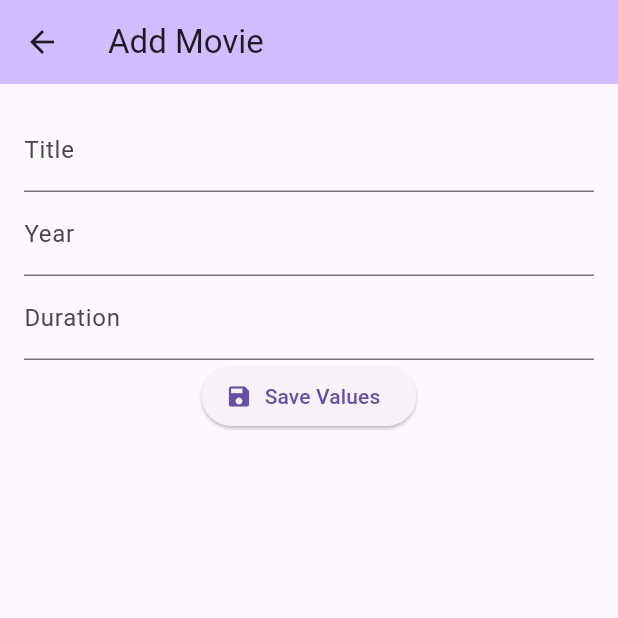
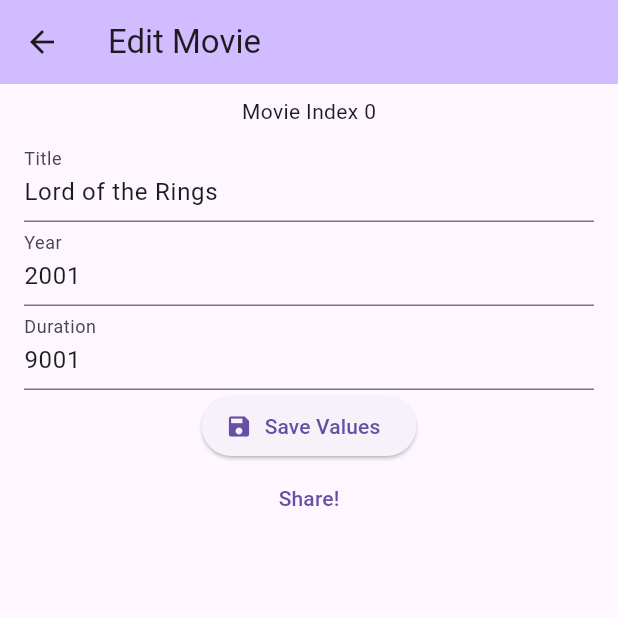
Before and after one commit to lfwells/kit305-flutter-week-13-live-code, a Flutter app: the screen it shows after launch, after a tap on "Lord of the Rings", on a phone screen of 412 x 824 dp, the top half of it. Run offline on Flutter 3.47's test engine with Material 3 defaults, Android fonts, the phone set to English and light mode, and no system bars; network calls fail.

Commit message:
Live code done

```diff
--- a/lib/main.dart
+++ b/lib/main.dart
@@ -15,14 +15,17 @@ class MyApp extends StatelessWidget
 
   @override
   Widget build(BuildContext context) {
-    //TODO: provide the model
+
     //BEGIN: the old MyApp builder from last week
-    return MaterialApp(
+    return ChangeNotifierProvider(
+      create: (BuildContext context) { return MovieModel(); },
+      child: MaterialApp(
         title: 'Database Tutorial',
         theme: ThemeData(
           primarySwatch: Colors.blue,
         ),
-      home: const MyHomePage(title: 'Database Tutorial')
+        home: const MyHomePage(title: 'Week 13 Lecture')
+      ),
     );
     //END: the old MyApp builder from last week
   }
@@ -41,19 +44,26 @@ class MyHomePage extends StatefulWidget
 
 class _MyHomePageState extends State<MyHomePage>
 {
+  //TODO: consume the model
+
   @override
   Widget build(BuildContext context)
   {
-    //TODO: consume the model
-    var movies = [
-      Movie(title:"Lord of the Rings", year:2001, duration:9001, image:"https://upload.wikimedia.org/wikipedia/en/f/fb/Lord_Rings_Fellowship_Ring.jpg"),
-      Movie(title:"The Matrix", year:1999, duration:150, image:"https://upload.wikimedia.org/wikipedia/en/c/c1/The_Matrix_Poster.jpg")
-    ];
-
     return Scaffold(
       appBar: AppBar(
         title: Text(widget.title),
         backgroundColor: Theme.of(context).colorScheme.inversePrimary,
+        actions: [
+          IconButton(
+            icon: const Icon(Icons.add),
+            onPressed: () {
+              Navigator.push(context, MaterialPageRoute(
+                  builder: (context) {
+                    return const MovieDetails(id: -1);
+                  }));
+            },
+          )
+        ]
       ),
 
       body: Center(
@@ -63,11 +73,41 @@ class _MyHomePageState extends State<MyHomePage>
 
             //YOUR UI HERE
             Expanded(
-              child: ListView.builder(
-                  itemBuilder: (_, index) {
+              child: Consumer<MovieModel>(
+                builder: (context, movieModelInstance, _)
+                {
+                  return ListView.builder(
+                    itemBuilder: buildTile,
+                    itemCount: movieModelInstance.items.length
+                  );
+                }
+              ),
+            )
+          ],
+        ),
+      ),
+    );
+  }
+
+  Widget? buildTile(context, index)
+  {
+    return Consumer<MovieModel>(
+      builder: (context, movieModelInstance, _)
+      {
+        //get the movie for the index
+        var movies = movieModelInstance.items;
         var movie = movies[index];
+
+        //return a list tile
         var image = movie.image;
-                    return ListTile(
+        //return Text(movie.title);
+        return Dismissible(
+          key: Key(index.toString()),
+          onDismissed: (direction) {
+            movieModelInstance.delete(movie);
+          },
+          background: Container(color: Colors.red),
+          child: ListTile(
             title: Text(movie.title),
             subtitle: Text("${movie.year} - ${movie.duration} Minutes"),
             leading: image != null ? Image.network(image) : null,
@@ -78,14 +118,9 @@ class _MyHomePageState extends State<MyHomePage>
                     return MovieDetails(id: index);
                   }));
             },
+          ),
         );
       },
-                  itemCount: movies.length
-              ),
-            )
-          ],
-        ),
-      ),
     );
   }
 }
--- a/lib/movie.dart
+++ b/lib/movie.dart
@@ -8,17 +8,44 @@ class Movie
   String? image;
 
   Movie({required this.title, required this.year, required this.duration, this.image});
+
+  Movie.fromJson(Map<String, dynamic> json)
+      :
+        title = json['title'],
+        year = json['year'],
+        duration = json['duration'];
+
+  Map<String, dynamic> toJson() =>
+      {
+        'title': title,
+        'year': year,
+        'duration' : duration
+      };
 }
 
-class MovieModel extends ChangeNotifier {
+class MovieModel extends ChangeNotifier
+{
   /// Internal, private state of the list.
   final List<Movie> items = [];
 
   //Normally a model would get from a database here, we are just hardcoding some data for this week
   MovieModel()
   {
-    //add(Movie(title:"Lord of the Rings", year:2001, duration:9001, image:"https://upload.wikimedia.org/wikipedia/en/f/fb/Lord_Rings_Fellowship_Ring.jpg"));
-    //add(Movie(title:"The Matrix", year:1999, duration:150, image:"https://upload.wikimedia.org/wikipedia/en/c/c1/The_Matrix_Poster.jpg"));
+    //this is where you would fetch() normally
+
+    add(Movie(title:"Lord of the Rings", year:2001, duration:9001, image:"https://upload.wikimedia.org/wikipedia/en/f/fb/Lord_Rings_Fellowship_Ring.jpg"));
+    add(Movie(title:"The Matrix", year:1999, duration:150, image:"https://upload.wikimedia.org/wikipedia/en/c/c1/The_Matrix_Poster.jpg"));
+
+    var aMovie = items[0];
+
+    //serialize it
+    var movieToJsonString = aMovie.toJson().toString();
+    print(movieToJsonString);
+
+    //deserialize it
+    var movieFromJson = Movie.fromJson({"title": "whatever", "year": 78678687678, "duration": 9001});
+    print(movieFromJson);
+    print(movieFromJson.year);
   }
 
   void add(Movie item) {
@@ -29,6 +56,22 @@ class MovieModel extends ChangeNotifier {
   // This call tells the widgets that are listening to this model to rebuild.
   void update()
   {
-    notifyListeners();
+    notifyListeners(); //notify all the consumers (rebuilds them)
+  }
+
+  void edit(Movie movie, { required int atIndex })
+  {
+    //used copilot here:
+    //check if the index is valid
+    if (atIndex < 0 || atIndex >= items.length) return;
+
+    items[atIndex] = movie;
+    update();
+  }
+
+  void delete(Movie movie)
+  {
+    items.remove(movie);
+    update();
   }
 }
--- a/lib/movie_details.dart
+++ b/lib/movie_details.dart
@@ -2,6 +2,8 @@ import 'package:flutter/material.dart';
 import 'package:provider/provider.dart';
 
 import 'movie.dart';
+
+//import 'package:share_plus/share_plus.dart';
 
 class MovieDetails extends StatefulWidget
 {
@@ -15,19 +17,22 @@ class MovieDetails extends StatefulWidget
 
 class _MovieDetailsState extends State<MovieDetails> {
 
-  final _formKey = GlobalKey<FormState>();
   final titleController = TextEditingController();
   final yearController = TextEditingController();
   final durationController = TextEditingController();
 
+  final formKey = GlobalKey<FormState>();
+
   @override
   Widget build(BuildContext context)
   {
-    //TODO: read the movie from the model
-    Movie? movie = null;//widget.id != -1 ? movies[widget.id] : null;
+    //get the movie for the index
+    var movieModelInstance = Provider.of<MovieModel>(context, listen: false);
+    var movies = movieModelInstance.items;
+    Movie? movie = widget.id != -1 ? movies[widget.id] : null;
 
     var adding = movie == null;
-    if (!adding) {
+    if (!adding) { //we are editing
       titleController.text = movie.title;
       yearController.text = movie.year.toString();
       durationController.text = movie.duration.toString();
@@ -36,58 +41,106 @@ class _MovieDetailsState extends State<MovieDetails> {
     return Scaffold(
         appBar: AppBar(
           title: Text(adding ? "Add Movie" : "Edit Movie"),
-          backgroundColor: Theme.of(context).colorScheme.inversePrimary,
+          backgroundColor: Theme
+              .of(context)
+              .colorScheme
+              .inversePrimary,
         ),
-        body: Padding(
+        body: Form(
+          key: formKey,
+          child: Padding(
               padding: const EdgeInsets.all(8),
               child: Column(
                   mainAxisAlignment: MainAxisAlignment.start,
                   children: <Widget>[
-                  if (adding == false) Text("Movie Index ${widget.id}"), //check out this dart syntax, lets us do an if as part of an argument list
+                    if (adding == false) Text("Movie Index ${widget.id}"),
+                    //check out this dart syntax, lets us do an if as part of an argument list
                     Padding(
                       padding: const EdgeInsets.all(8.0),
                       child: Column(
                         children: <Widget>[
+
                           TextFormField(
                             decoration: const InputDecoration(labelText: "Title"),
                             controller: titleController,
+                            validator: (inputValue) {
+                              if (inputValue == null || inputValue.isEmpty) {
+                                return 'Please enter some text';
+                              }
+                              return null;
+                            },
                           ),
+
                           TextFormField(
                             decoration: const InputDecoration(labelText: "Year"),
                             controller: yearController,
+                            validator: (inputValue) {
+                              if (inputValue == null || inputValue.isEmpty) {
+                                return 'Please enter some text';
+                              }
+                              if (int.tryParse(inputValue) == null) {
+                                return 'Please enter a valid number';
+                              }
+                              return null;
+                            },
                           ),
+
                           TextFormField(
                             decoration: const InputDecoration(labelText: "Duration"),
                             controller: durationController,
+                            validator: (inputValue) {
+                              if (inputValue == null || inputValue.isEmpty) {
+                                return 'Please enter some text';
+                              }
+                              if (double.tryParse(inputValue) == null) {
+                                return 'Please enter a valid number';
+                              }
+                              return null;
+                            },
                           ),
-                        ElevatedButton.icon(onPressed: () async {//this function is asynchronous now
-                          if (_formKey.currentState?.validate() ?? false)
+
+                          ElevatedButton.icon(
+                              onPressed: () async
                               {
+                                if (adding) {
+                                  movie = Movie(title: "", duration: 0, year: 0);
+                                }
+
+                                //TODO: use a form validator
+                                if (formKey.currentState!.validate())
+                                {
+
+                                  //update the movie object
+                                  movie!.title = titleController.text;
+                                  movie!.year = int.parse(yearController.text); //good code would validate these
+                                  movie!.duration = double.parse( durationController.text); //good code would validate these
+
                                   if (adding)
                                   {
-                              movie = Movie(title:"", duration: 0, year: 0);
+                                    movieModelInstance.add(movie!);
+                                  }
+                                  else
+                                  {
+                                    movieModelInstance.edit(movie!, atIndex: widget.id);
                                   }
 
-                            //update the movie object
-                            //TODO: use a form validator
-                            movie!.title = titleController.text;
-                            movie!.year = int.parse(yearController.text); //good code would validate these
-                            movie!.duration = double.parse(durationController.text); //good code would validate these
+                                  //return to previous screen
+                                  if (context.mounted) Navigator.pop(context);
+                                }
 
-                            //TODO: update the model
+                              },
+                              icon: const Icon(Icons.save),
+                              label: const Text("Save Values")),
 
-
-
-
-                            //return to previous screen
-                            if (context.mounted)  Navigator.pop(context);
-                          }
-                        }, icon: const Icon(Icons.save), label: const Text("Save Values"))
+                          TextButton(onPressed: () {
+                            //Share.share(movie!.title);
+                          }, child: const Text("Share!")),
                         ],
                       ),
                     )
                   ]
               )
+          ),
         )
     );
   }
--- a/pubspec.yaml
+++ b/pubspec.yaml
@@ -31,6 +31,9 @@ dependencies:
     sdk: flutter
 
   provider:
+
+  # the share plus package doesn't work with this particular project, need to update gradle
+  # share_plus: ^9.0.0
 
   # The following adds the Cupertino Icons font to your application.
   # Use with the CupertinoIcons class for iOS style icons.
```
Also changed, not shown: 3 other files. Lines whose indentation alone changed are shown as unchanged.
